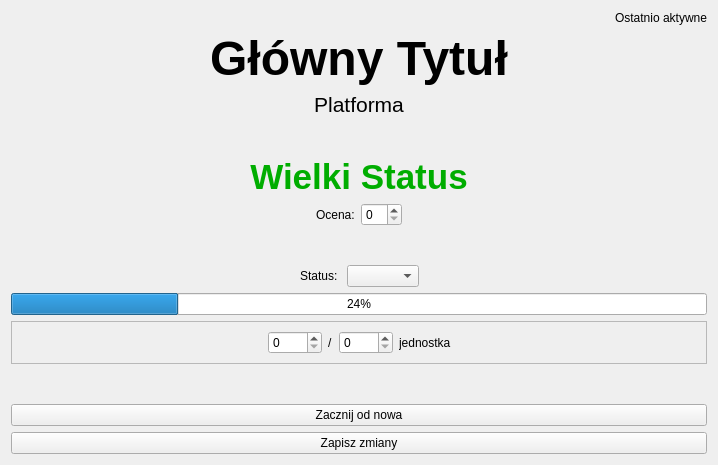
Qt form ui/szczegolywidget.ui (Janek2230/CML) before a commit.
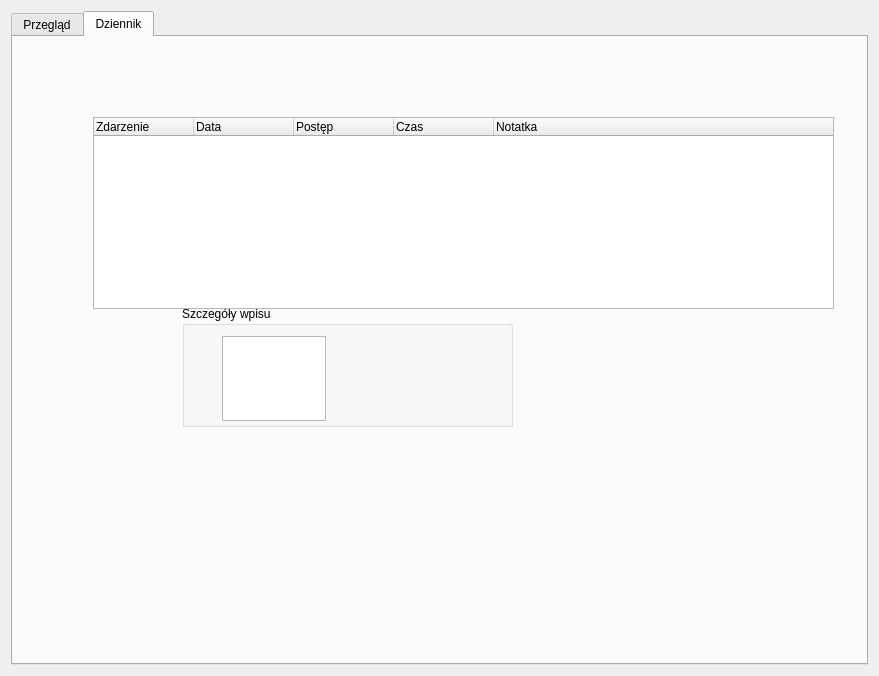
The same form after that commit.

The edit to the form file:
```diff
--- a/ui/szczegolywidget.ui
+++ b/ui/szczegolywidget.ui
@@ -6,13 +6,23 @@
    <rect>
     <x>0</x>
     <y>0</y>
-    <width>718</width>
-    <height>465</height>
+    <width>879</width>
+    <height>676</height>
    </rect>
   </property>
   <property name="windowTitle">
    <string>Form</string>
   </property>
+  <layout class="QGridLayout" name="gridLayout_2">
+   <item row="0" column="0">
+    <widget class="QTabWidget" name="tabWidget">
+     <property name="currentIndex">
+      <number>1</number>
+     </property>
+     <widget class="QWidget" name="tab">
+      <attribute name="title">
+       <string>Przegląd</string>
+      </attribute>
   <layout class="QGridLayout" name="gridLayout">
    <item row="0" column="0">
     <layout class="QVBoxLayout" name="verticalLayout">
@@ -323,6 +333,76 @@
       </widget>
      </item>
     </layout>
+       </item>
+      </layout>
+     </widget>
+     <widget class="QWidget" name="tab_2">
+      <attribute name="title">
+       <string>Dziennik</string>
+      </attribute>
+      <widget class="QTreeWidget" name="treeHistoria">
+       <property name="geometry">
+        <rect>
+         <x>80</x>
+         <y>80</y>
+         <width>741</width>
+         <height>192</height>
+        </rect>
+       </property>
+       <column>
+        <property name="text">
+         <string>Zdarzenie</string>
+        </property>
+       </column>
+       <column>
+        <property name="text">
+         <string>Data</string>
+        </property>
+       </column>
+       <column>
+        <property name="text">
+         <string>Postęp</string>
+        </property>
+       </column>
+       <column>
+        <property name="text">
+         <string>Czas</string>
+        </property>
+       </column>
+       <column>
+        <property name="text">
+         <string>Notatka</string>
+        </property>
+       </column>
+      </widget>
+      <widget class="QGroupBox" name="groupBox">
+       <property name="geometry">
+        <rect>
+         <x>169</x>
+         <y>269</y>
+         <width>331</width>
+         <height>121</height>
+        </rect>
+       </property>
+       <property name="title">
+        <string>Szczegóły wpisu</string>
+       </property>
+       <widget class="QTextEdit" name="txtSzczegolyWpisu">
+        <property name="geometry">
+         <rect>
+          <x>40</x>
+          <y>30</y>
+          <width>104</width>
+          <height>85</height>
+         </rect>
+        </property>
+        <property name="readOnly">
+         <bool>true</bool>
+        </property>
+       </widget>
+      </widget>
+     </widget>
+    </widget>
    </item>
   </layout>
  </widget>
```
Lines whose indentation alone changed are shown as unchanged.
